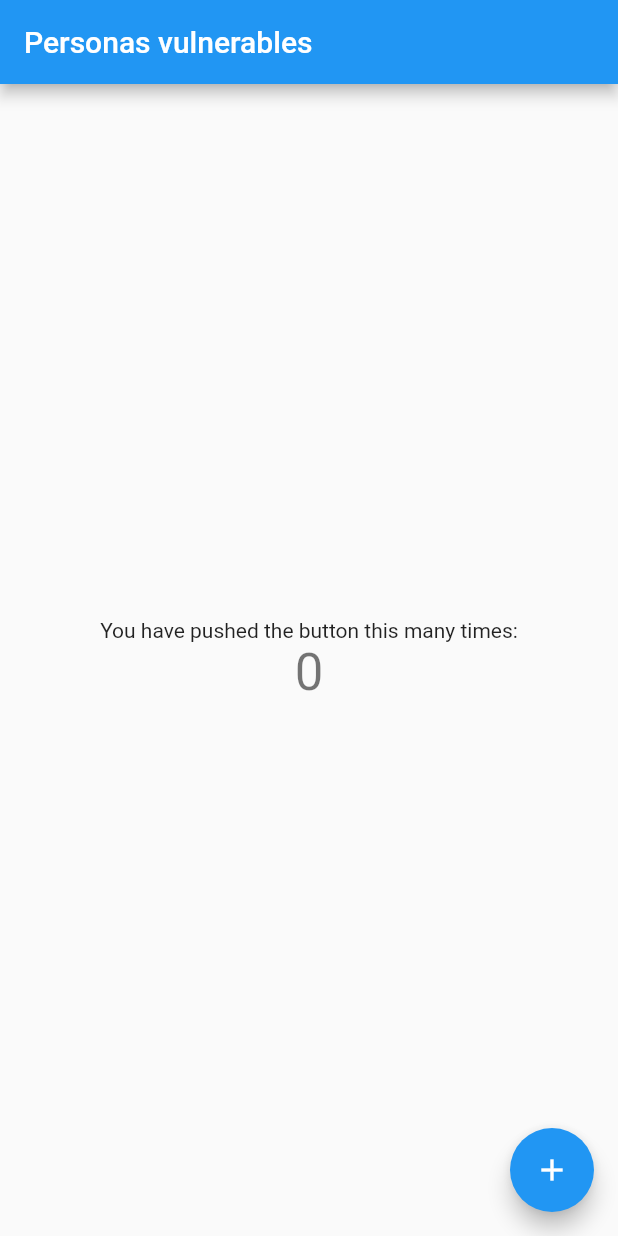
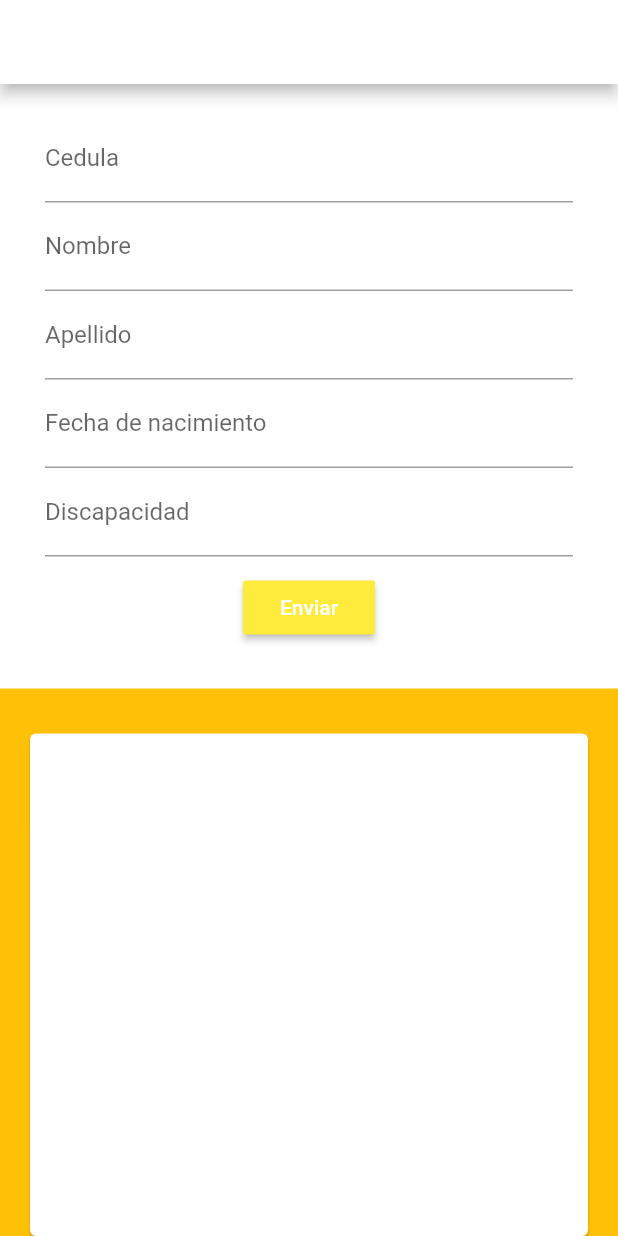
Before and after one commit to victor131999/SQL_Lite-flutter, a Flutter app: the screen it shows after launch, on a phone screen of 412 x 824 dp. Run offline on Flutter 3.47's test engine with Material 2 defaults, Android fonts, the phone set to English and light mode, and no system bars; our stand-ins replace sqflite; accounts and stored records are empty.

Commit message:
Implementación de SQlite

```diff
--- a/sql_lite/lib/main.dart
+++ b/sql_lite/lib/main.dart
@@ -1,29 +1,22 @@
 import 'package:flutter/material.dart';
+import 'package:sql_lite/utils/database_utils.dart';
 
+import 'models/persons_model.dart';
+const darkYellowColor = Colors.yellow;
 void main() {
   runApp(MyApp());
 }
 
 class MyApp extends StatelessWidget {
-  // This widget is the root of your application.
+
   @override
   Widget build(BuildContext context) {
     return MaterialApp(
       title: 'Personas vulnerables',
       theme: ThemeData(
-        // This is the theme of your application.
-        //
-        // Try running your application with "flutter run". You'll see the
-        // application has a blue toolbar. Then, without quitting the app, try
-        // changing the primarySwatch below to Colors.green and then invoke
-        // "hot reload" (press "r" in the console where you ran "flutter run",
-        // or simply save your changes to "hot reload" in a Flutter IDE).
-        // Notice that the counter didn't reset back to zero; the application
-        // is not restarted.
-        primarySwatch: Colors.blue,
-        // This makes the visual density adapt to the platform that you run
-        // the app on. For desktop platforms, the controls will be smaller and
-        // closer together (more dense) than on mobile platforms.
+
+        primaryColor: Colors.blue,
+
         visualDensity: VisualDensity.adaptivePlatformDensity,
       ),
       home: MyHomePage(title: 'Personas vulnerables'),
@@ -34,14 +27,6 @@ class MyApp extends StatelessWidget {
 class MyHomePage extends StatefulWidget {
   MyHomePage({Key key, this.title}) : super(key: key);
 
-  // This widget is the home page of your application. It is stateful, meaning
-  // that it has a State object (defined below) that contains fields that affect
-  // how it looks.
-
-  // This class is the configuration for the state. It holds the values (in this
-  // case the title) provided by the parent (in this case the App widget) and
-  // used by the build method of the State. Fields in a Widget subclass are
-  // always marked "final".
 
   final String title;
 
@@ -50,68 +35,135 @@ class MyHomePage extends StatefulWidget {
 }
 
 class _MyHomePageState extends State<MyHomePage> {
-  int _counter = 0;
+ // int _counter = 0;
+  Person _person = Person();
+  List<Person> _persons =[];
+  DatabaseHelper _dbHelper;
+  final _formKey = GlobalKey<FormState>();
 
-  void _incrementCounter() {
-    setState(() {
-      // This call to setState tells the Flutter framework that something has
-      // changed in this State, which causes it to rerun the build method below
-      // so that the display can reflect the updated values. If we changed
-      // _counter without calling setState(), then the build method would not be
-      // called again, and so nothing would appear to happen.
-      _counter++;
+@override
+void initState(){
+  super.initState();
+  setState((){
+    _dbHelper = DatabaseHelper.instance;
   });
+  _refreshPersonList();
 }
 
   @override
   Widget build(BuildContext context) {
-    // This method is rerun every time setState is called, for instance as done
-    // by the _incrementCounter method above.
-    //
-    // The Flutter framework has been optimized to make rerunning build methods
-    // fast, so that you can just rebuild anything that needs updating rather
-    // than having to individually change instances of widgets.
+
     return Scaffold(
+      backgroundColor: Colors.amber,
       appBar: AppBar(
-        // Here we take the value from the MyHomePage object that was created by
-        // the App.build method, and use it to set our appbar title.
-        title: Text(widget.title),
+        backgroundColor: Colors.white,
+        title: Center(
+          child: Text(widget.title),
+
+          ),
       ),
       body: Center(
-        // Center is a layout widget. It takes a single child and positions it
-        // in the middle of the parent.
+
         child: Column(
-          // Column is also a layout widget. It takes a list of children and
-          // arranges them vertically. By default, it sizes itself to fit its
-          // children horizontally, and tries to be as tall as its parent.
-          //
-          // Invoke "debug painting" (press "p" in the console, choose the
-          // "Toggle Debug Paint" action from the Flutter Inspector in Android
-          // Studio, or the "Toggle Debug Paint" command in Visual Studio Code)
-          // to see the wireframe for each widget.
-          //
-          // Column has various properties to control how it sizes itself and
-          // how it positions its children. Here we use mainAxisAlignment to
-          // center the children vertically; the main axis here is the vertical
-          // axis because Columns are vertical (the cross axis would be
-          // horizontal).
+
           mainAxisAlignment: MainAxisAlignment.center,
           children: <Widget>[
-            Text(
-              'You have pushed the button this many times:',
-            ),
-            Text(
-              '$_counter',
-              style: Theme.of(context).textTheme.headline4,
-            ),
+            _form(),_list()
           ],
         ),
       ),
-      floatingActionButton: FloatingActionButton(
-        onPressed: _incrementCounter,
-        tooltip: 'Increment',
-        child: Icon(Icons.add),
-      ), // This trailing comma makes auto-formatting nicer for build methods.
     );
   }
+
+  _form() => Container(
+    color: Colors.white,
+    padding: EdgeInsets.symmetric(vertical:20,horizontal:30),
+    child:Form(
+        key: _formKey,
+        child: Column(
+          children: <Widget> [
+            TextFormField(
+              decoration:  InputDecoration(labelText: 'Cedula'),
+              onSaved: (val) => setState(() => _person.identy = val),
+              validator: (val)=>(val.length==0 ? 'El campo es obligatorio':null),
+            ),
+            TextFormField(
+              decoration: InputDecoration(labelText: 'Nombre'),
+              onSaved: (val) => setState(() => _person.name = val),
+              validator: (val)=>(val.length==0 ? 'El campo es obligatorio':null),
+            ),
+            TextFormField(
+              decoration:  InputDecoration(labelText: 'Apellido'),
+              onSaved: (val) => setState(() => _person.lastname = val),
+              validator: (val)=>(val.length==0 ? 'El campo es obligatorio':null),
+            ),
+            TextFormField(
+              decoration: InputDecoration(labelText: 'Fecha de nacimiento'),
+              onSaved: (val) => setState(() => _person.datebirth = val),
+              validator: (val)=>(val.length==0 ? 'El campo es obligatorio':null),
+            ),
+            TextFormField(
+              decoration: InputDecoration(labelText: 'Discapacidad'),
+              onSaved: (val) => setState(() => _person.disability = val),
+              validator: (val)=>(val.length==0 ? 'El campo es obligatorio':null),
+            ),
+
+
+            Container(
+              margin: EdgeInsets.all(10.0),
+              child: RaisedButton(onPressed: ()=> _onSubmit(),
+              child: Text('Enviar'),
+              color: darkYellowColor,
+              textColor: Colors.white
+              ),
+            )
+          ],
+        ),
+    )
+  );
+
+  _refreshPersonList() async{
+    List<Person> x = await _dbHelper.fetchPersons();
+    setState(() {
+      _persons = x;
+    });
   }
+
+
+  _onSubmit() async{
+    var form = _formKey.currentState;
+    if(form.validate()){
+      form.save();
+      await _dbHelper.insertPerson(_person);
+      _refreshPersonList();
+      form.reset();
+    }
+
+  }
+  _list() =>Expanded(
+    child: Card(
+      margin: EdgeInsets.fromLTRB(20, 30, 20, 0),
+      child: ListView.builder(
+        padding: EdgeInsets.all(8),
+        itemBuilder: (context,index) {
+          return Column(
+            children: <Widget>[
+              ListTile(
+                leading: Icon(Icons.account_circle,
+                size:40
+                ),
+                title: Text(_persons[index].name.toUpperCase()),
+                subtitle: Text(_persons[index].disability.toUpperCase()),
+              ),
+              Divider(height: 5.0,)
+            ],
+          );
+        },
+
+        itemCount: _persons.length,
+      ),
+
+    ),
+  );
+
+}
--- a/sql_lite/lib/models/persons_model.dart
+++ b/sql_lite/lib/models/persons_model.dart
@@ -1,9 +1,32 @@
 class Person{
+  static const tblPerson = 'persons';
+  static const perId = 'id';
+  static const perIdenty = 'identy';
+  static const perName = 'name';
+  static const perLastname = 'lastname';
+  static const perDatebirth = 'datebirth';
+  static const perDisability = 'disability';
+
   Person({this.id,this.identy,this.name,this.lastname,this.datebirth,this.disability});
+  Person.fromMap(Map<String, dynamic> map){
+    id = map[perId];
+    identy =map[perIdenty];
+    name = map[perName];
+    lastname = map[perLastname];
+    datebirth = map[perDatebirth];
+    disability = map[perDisability];
+  }
   int id;
   String identy;
   String name;
   String lastname;
   String datebirth;
   String disability;
+
+  Map<String,dynamic>  toMap(){
+  var map = <String,dynamic>{perIdenty:identy,perName:name,perLastname:lastname,perDatebirth:datebirth,perDisability:disability};
+  if(id != null) map[perId]=id;
+    return map;
 }
+
+}
--- /dev/null
+++ b/sql_lite/lib/utils/database_utils.dart
@@ -0,0 +1,56 @@
+import 'package:path_provider/path_provider.dart';
+import 'dart:io';
+import 'package:sqflite/sqflite.dart';
+import 'package:sql_lite/models/persons_model.dart';
+import 'package:path/path.dart';
+
+class DatabaseHelper{
+  static const _databaseName = 'PersonData.db';
+  static const _databaseVersion = 1;
+
+
+  DatabaseHelper._();
+  static final DatabaseHelper instance = DatabaseHelper._();
+
+  Database _database;
+  Future <Database> get database async{
+    if(_database != null) return _database;
+    _database = await _initDatabase();
+    return _database;
+    }
+
+    _initDatabase() async{
+      Directory dataDirectory = await getApplicationDocumentsDirectory();
+      String dbPath = join(dataDirectory.path,_databaseName);
+      return await openDatabase(dbPath,
+      version: _databaseVersion, onCreate: _onCreateDB);
+    }
+
+    _onCreateDB(Database db, int version)async{
+      await db.execute('''
+        CREATE TABLE ${Person.tblPerson}(
+          ${Person.perId} INTEGER PRIMARY KEY AUTOINCREMENT,
+          ${Person.perIdenty} TEXT NOT NULL,
+          ${Person.perName} TEXT NOT NULL,
+          ${Person.perLastname} TEXT NOT NULL,
+          ${Person.perDatebirth} TEXT NOT NULL,
+          ${Person.perDisability} TEXT NOT NULL
+        )
+
+      ''');
+    }
+
+    Future<int> insertPerson(Person person) async{
+      Database db = await database;
+      return await db.insert(Person.tblPerson,person.toMap());
+    }
+
+    Future<List<Person>> fetchPersons() async{
+      Database db = await database;
+      List<Map> persons = await db.query(Person.tblPerson);
+      return persons.length == 0
+      ? []
+      :persons.map((e) => Person.fromMap(e)).toList();
+    }
+
+  }
--- a/sql_lite/pubspec.yaml
+++ b/sql_lite/pubspec.yaml
@@ -28,7 +28,9 @@ dependencies:
   # The following adds the Cupertino Icons font to your application.
   # Use with the CupertinoIcons class for iOS style icons.
   cupertino_icons: ^1.0.0
-  sqflite: ^1.3.2+3
+  #sqflite: ^1.3.2+3
+  sqflite: any
+  path_provider : any
 
 dev_dependencies:
   flutter_test:
```
Also changed, not shown: sql_lite/pubspec.lock. Lines whose indentation alone changed are shown as unchanged.
